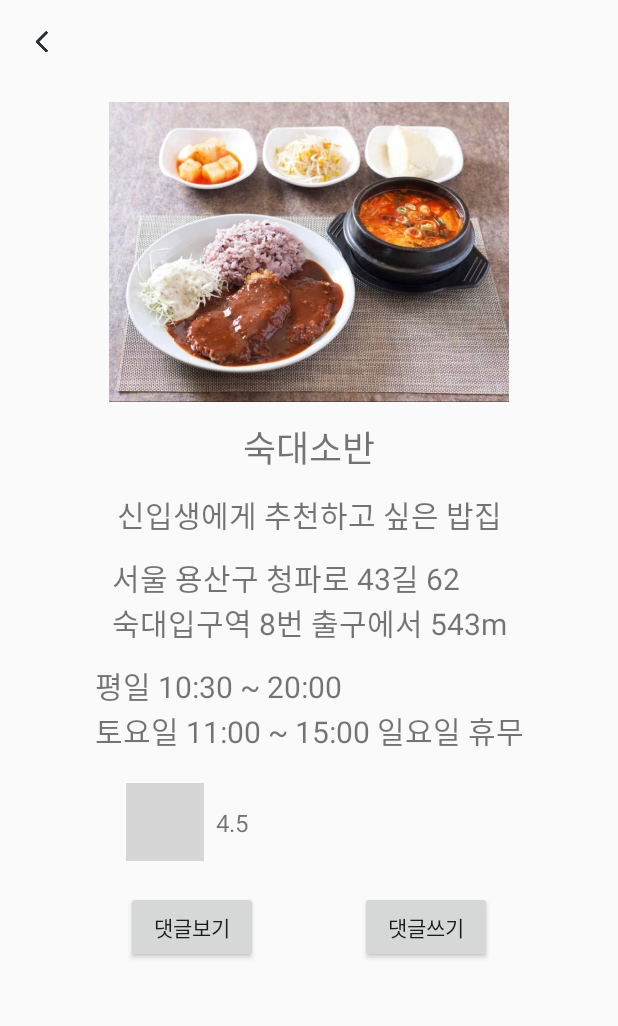
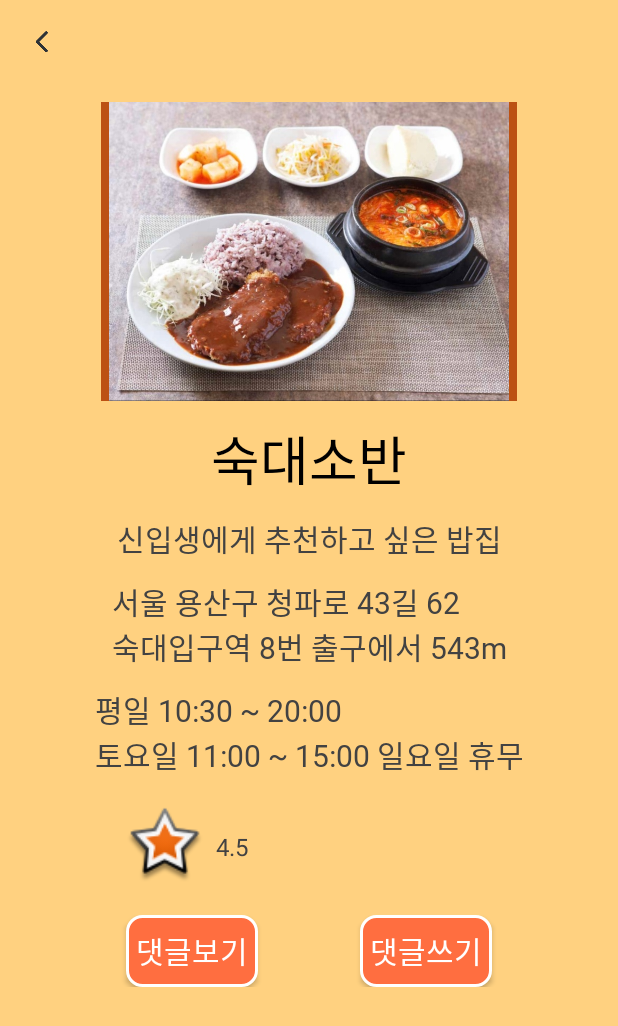
Before and after one commit to JEONGEUN0204/UNI-D, an Android app: the SookActivity screen opened directly, with no data from a screen before it, on a phone screen of 412 x 824 dp. Shown: the top 1026 px of the screen. Run offline under Robolectric (Android 15) with nearby library versions, the phone set to English and light mode, and no system bars; grey boxes are pictures that could not be loaded.

Commit message:
디자인 2차 완성

```diff
--- a/android/InitScreen/app/src/main/res/layout/activity_sook.xml
+++ b/android/InitScreen/app/src/main/res/layout/activity_sook.xml
@@ -3,7 +3,8 @@
     xmlns:android="http://schemas.android.com/apk/res/android"
     xmlns:app="http://schemas.android.com/apk/res-auto"
     android:layout_width="match_parent"
-    android:layout_height="match_parent">
+    android:layout_height="match_parent"
+    android:background="@color/background">
 
     <androidx.appcompat.widget.Toolbar
         android:id="@+id/tb_food_detail"
@@ -42,19 +43,25 @@
 
             <ImageView
                 android:id="@+id/iv_sook"
-                android:layout_width="match_parent"
-                android:layout_height="200dp"
+                android:layout_width="277dp"
+                android:layout_height="199dp"
+                android:background="@drawable/edge"
+                android:fontFamily="@font/store_name"
                 android:src="@drawable/sook"
+                android:textColor="@color/black"
+                android:textSize="35sp"
+                app:layout_constraintEnd_toEndOf="parent"
                 app:layout_constraintStart_toStartOf="parent"
-                app:layout_constraintTop_toTopOf="parent"
-                app:layout_constraintEnd_toEndOf="parent" />
+                app:layout_constraintTop_toTopOf="parent" />
 
             <TextView
                 android:id="@+id/tv_sook"
                 android:layout_width="wrap_content"
                 android:layout_height="wrap_content"
                 android:text="숙대소반"
-                android:textSize="24sp"
+                android:fontFamily="@font/store_name"
+                android:textColor="@color/black"
+                android:textSize="35sp"
                 android:clickable="true"
                 android:layout_marginTop="12dp"
                 app:layout_constraintStart_toStartOf="parent"
@@ -65,6 +72,8 @@
                 android:layout_width="wrap_content"
                 android:layout_height="wrap_content"
                 android:text="신입생에게 추천하고 싶은 밥집"
+                android:textColor="@color/cardview_dark_background"
+                android:fontFamily="@font/store_detail"
                 android:textSize="20sp"
                 android:layout_marginTop="12dp"
                 app:layout_constraintStart_toStartOf="parent"
@@ -75,6 +84,8 @@
                 android:layout_width="wrap_content"
                 android:layout_height="wrap_content"
                 android:text="서울 용산구 청파로 43길 62 \n숙대입구역 8번 출구에서 543m"
+                android:textColor="@color/cardview_dark_background"
+                android:fontFamily="@font/store_detail"
                 android:textSize="20sp"
                 android:layout_marginTop="12dp"
                 app:layout_constraintStart_toStartOf="parent"
@@ -85,6 +96,8 @@
                 android:layout_width="wrap_content"
                 android:layout_height="wrap_content"
                 android:text="평일 10:30 ~ 20:00\n토요일 11:00 ~ 15:00 일요일 휴무"
+                android:textColor="@color/cardview_dark_background"
+                android:fontFamily="@font/store_detail"
                 android:textSize="20sp"
                 android:layout_marginTop="12dp"
                 app:layout_constraintStart_toStartOf="parent"
@@ -95,7 +108,7 @@
                 android:id="@+id/iv_star"
                 android:layout_width="52dp"
                 android:layout_height="52dp"
-                android:src="@drawable/star"
+                android:src="@android:drawable/star_big_on"
                 android:layout_marginTop="20dp"
                 app:layout_constraintStart_toStartOf="@id/btn_comment_see"
                 app:layout_constraintTop_toBottomOf="@id/tv_sook_time"/>
@@ -104,6 +117,7 @@
                 android:layout_width="wrap_content"
                 android:layout_height="wrap_content"
                 android:text="4.5"
+                android:textColor="@color/cardview_dark_background"
                 android:textSize="16sp"
                 android:layout_marginStart="8dp"
                 app:layout_constraintTop_toTopOf="@id/iv_star"
@@ -115,6 +129,11 @@
                 android:layout_height="wrap_content"
                 android:layout_marginTop="20dp"
                 android:text="댓글보기"
+                android:background="@drawable/btn_style"
+                android:fontFamily="@font/dohyeonregular"
+                android:textColor="@android:color/white"
+                android:textSize="20sp"
+
                 app:layout_constraintStart_toStartOf="parent"
                 app:layout_constraintEnd_toStartOf="@id/btn_comment_write"
                 app:layout_constraintTop_toBottomOf="@+id/iv_star"/>
@@ -124,6 +143,11 @@
                 android:layout_width="wrap_content"
                 android:layout_height="wrap_content"
                 android:text="댓글쓰기"
+                android:background="@drawable/btn_style"
+                android:fontFamily="@font/dohyeonregular"
+                android:textColor="@android:color/white"
+                android:textSize="20sp"
+
                 app:layout_constraintStart_toEndOf="@id/btn_comment_see"
                 app:layout_constraintEnd_toEndOf="parent"
                 app:layout_constraintTop_toTopOf="@id/btn_comment_see"
```
Also changed, not shown: android/InitScreen/app/src/main/res/layout/activity_home.xml (+14 -2 lines), android/InitScreen/app/src/main/res/layout/activity_theham.xml (+28 -7 lines), android/InitScreen/app/src/main/res/drawable/seoullogo.png (added).
